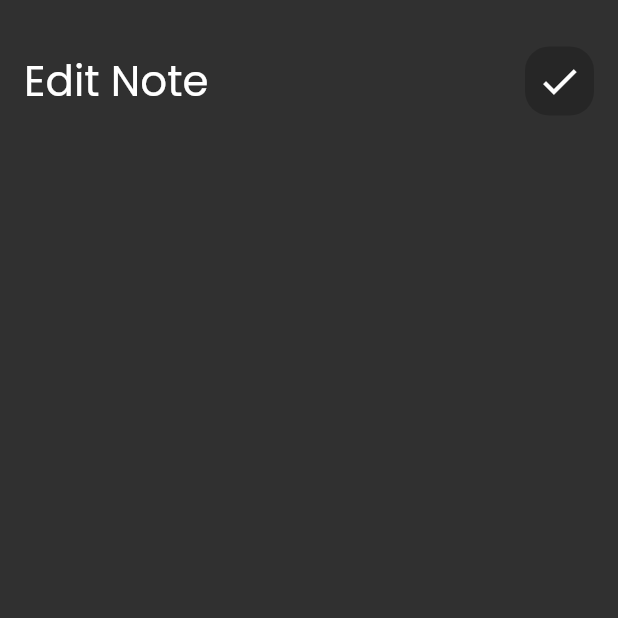
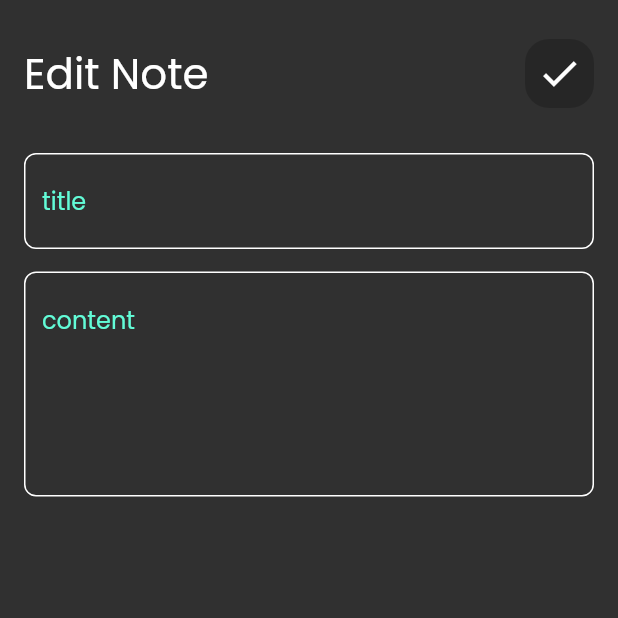
Before and after one commit to AhmedHamada83/notes_app, a Flutter app: the EditNoteView screen opened directly, on a phone screen of 412 x 824 dp, the top half of it. Run offline on Flutter 3.47's test engine with Material 2 defaults, Android fonts, the phone set to English and light mode, and no system bars; our stand-ins replace font_awesome_flutter.

Commit message:
finishing edit note

```diff
--- a/lib/views/EditNoteView.dart
+++ b/lib/views/EditNoteView.dart
@@ -1,23 +1,37 @@
 import 'package:flutter/material.dart';
 import 'package:notesapp/views/widgets/CustomAppBar.dart';
-
-import 'widgets/CustomSearch.dart';
+import 'package:notesapp/views/widgets/CustomTextFiled.dart';
 
 class EditNoteView extends StatelessWidget {
   const EditNoteView({super.key});
 
   @override
   Widget build(BuildContext context) {
-    return  Scaffold(
+    return Scaffold(
       body: Padding(
         padding: const EdgeInsets.all(16),
         child: Column(
-          children:const [
-            SizedBox(height: 15,),
+          children: const [
+            SizedBox(
+              height: 10,
+            ),
             CustomAppBar(
-              text: 'Edit Note', icon: Icons.check,
+              text: 'Edit Note',
+              icon: Icons.check,
             ),
-
+            SizedBox(
+              height: 30,
+            ),
+            CustomTextFiled(
+              hint: 'title',
+            ),
+            SizedBox(
+              height: 15,
+            ),
+            CustomTextFiled(
+              hint: 'content',
+              maxLines: 5,
+            ),
           ],
         ),
       ),
--- a/lib/views/notes_view.dart
+++ b/lib/views/notes_view.dart
@@ -32,12 +32,12 @@ class AddNoteBottom extends StatelessWidget {
   @override
   Widget build(BuildContext context) {
     // ignore: avoid_unnecessary_containers
-    return  Container(
+    return Container(
       child: Padding(
         padding: const EdgeInsets.symmetric(horizontal: 16),
         child: SingleChildScrollView(
           child: Column(
-            children:const [
+            children: const [
               SizedBox(
                 height: 24,
               ),
@@ -52,7 +52,7 @@ class AddNoteBottom extends StatelessWidget {
                 height: 10,
               ),
               CustomButton(),
-               SizedBox(
+              SizedBox(
                 height: 10,
               ),
             ],
--- a/lib/views/widgets/Notes_view.dart
+++ b/lib/views/widgets/Notes_view.dart
@@ -15,7 +15,10 @@ class NotesAppBody extends StatelessWidget {
           SizedBox(
             height: 15,
           ),
-          CustomAppBar(text: 'Notes', icon: Icons.search,),
+          CustomAppBar(
+            text: 'Notes',
+            icon: Icons.search,
+          ),
           Expanded(child: ItemBuilder()),
         ],
       ),
```
